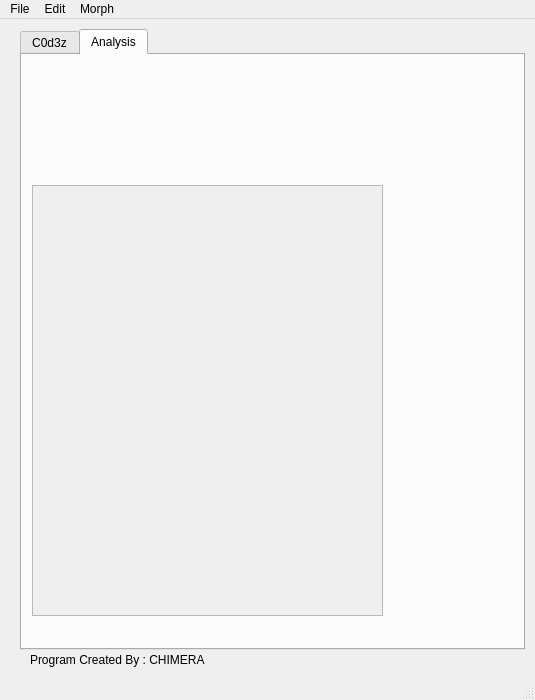
First picture: the form in Polymorphic_Engine_V1/mainwindow.ui, repository metherlence784/FYP-Polymorphic-Engine, before the edit.
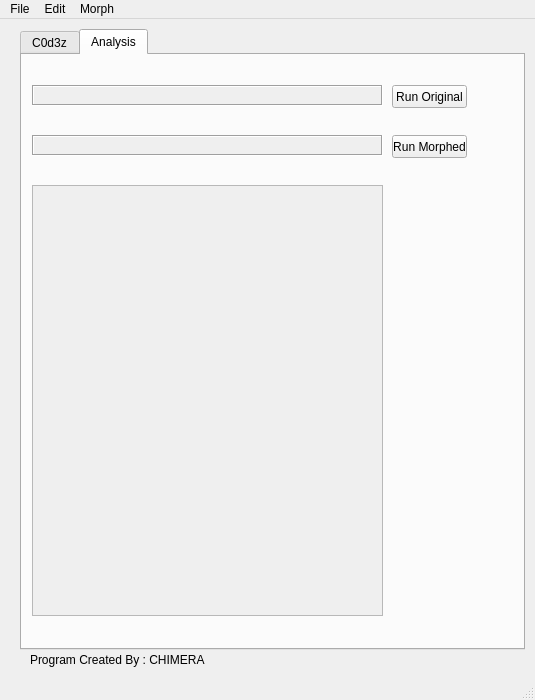
Second picture: the form after the edit. The open tabs and pages were chosen to show the change.

Commit message: In the MainWindow, we refractored set_exe_file_path to set_original_exe_file_path, this is to provide more clarity to the function. In addition, we have added 2 labels, called Original_Executable_Label and Morph_Executable_Label, and 2 buttons. called Run_Original_Button and Run_Morphed_Button. Also, when compiling and morphing, we will store the full file path and the executable file names in variables, with the accessor and mutator functions for each.

The edit to the form file:
```diff
--- a/Polymorphic_Engine_V1/mainwindow.ui
+++ b/Polymorphic_Engine_V1/mainwindow.ui
@@ -237,6 +237,82 @@
        <bool>true</bool>
       </property>
      </widget>
+     <widget class="QLabel" name="Original_Executable_Label">
+      <property name="enabled">
+       <bool>true</bool>
+      </property>
+      <property name="geometry">
+       <rect>
+        <x>10</x>
+        <y>30</y>
+        <width>351</width>
+        <height>21</height>
+       </rect>
+      </property>
+      <property name="autoFillBackground">
+       <bool>true</bool>
+      </property>
+      <property name="frameShape">
+       <enum>QFrame::Box</enum>
+      </property>
+      <property name="frameShadow">
+       <enum>QFrame::Sunken</enum>
+      </property>
+      <property name="text">
+       <string/>
+      </property>
+     </widget>
+     <widget class="QLabel" name="Morphed_Executable_Label">
+      <property name="enabled">
+       <bool>true</bool>
+      </property>
+      <property name="geometry">
+       <rect>
+        <x>10</x>
+        <y>80</y>
+        <width>351</width>
+        <height>21</height>
+       </rect>
+      </property>
+      <property name="autoFillBackground">
+       <bool>true</bool>
+      </property>
+      <property name="frameShape">
+       <enum>QFrame::Box</enum>
+      </property>
+      <property name="frameShadow">
+       <enum>QFrame::Sunken</enum>
+      </property>
+      <property name="text">
+       <string/>
+      </property>
+     </widget>
+     <widget class="QPushButton" name="Run_Original_Button">
+      <property name="geometry">
+       <rect>
+        <x>370</x>
+        <y>30</y>
+        <width>75</width>
+        <height>23</height>
+       </rect>
+      </property>
+      <property name="text">
+       <string>Run Original</string>
+      </property>
+     </widget>
+     <widget class="QPushButton" name="Run_Morphed_Button">
+      <property name="geometry">
+       <rect>
+        <x>370</x>
+        <y>80</y>
+        <width>75</width>
+        <height>23</height>
+       </rect>
+      </property>
+      <property name="text">
+       <string>Run Morphed</string>
+      </property>
+     </widget>
     </widget>
    </widget>
    <widget class="QLabel" name="label_3">
```
Left out of the diff: 5 changed lines with no effect on the pictures. The commit also changes 63 other files.
